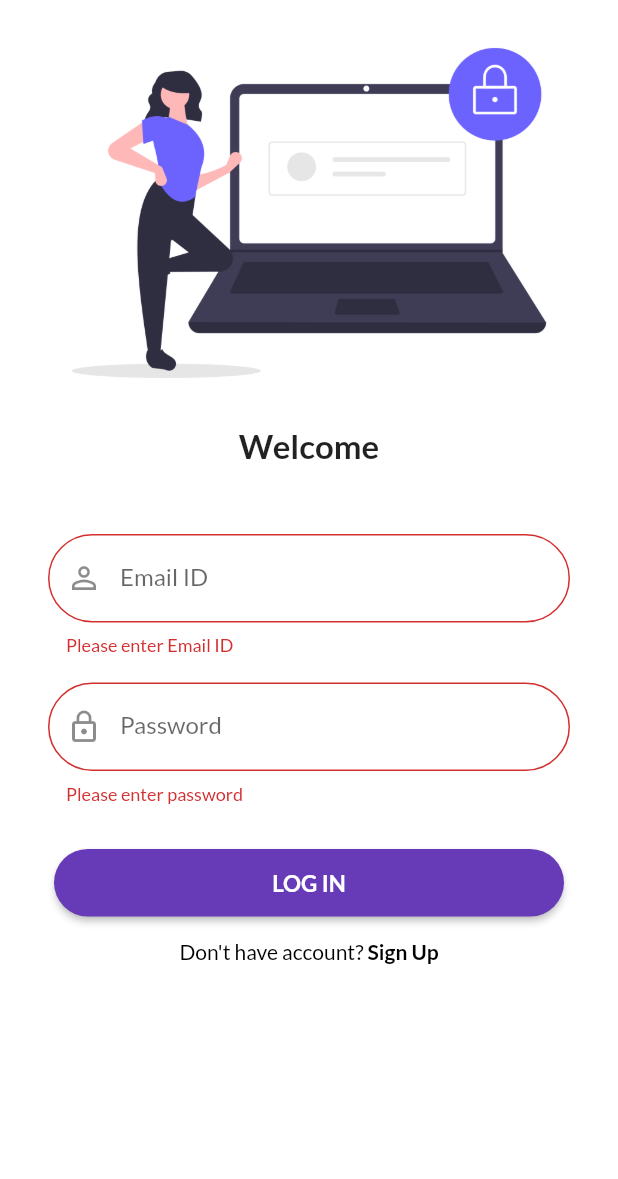
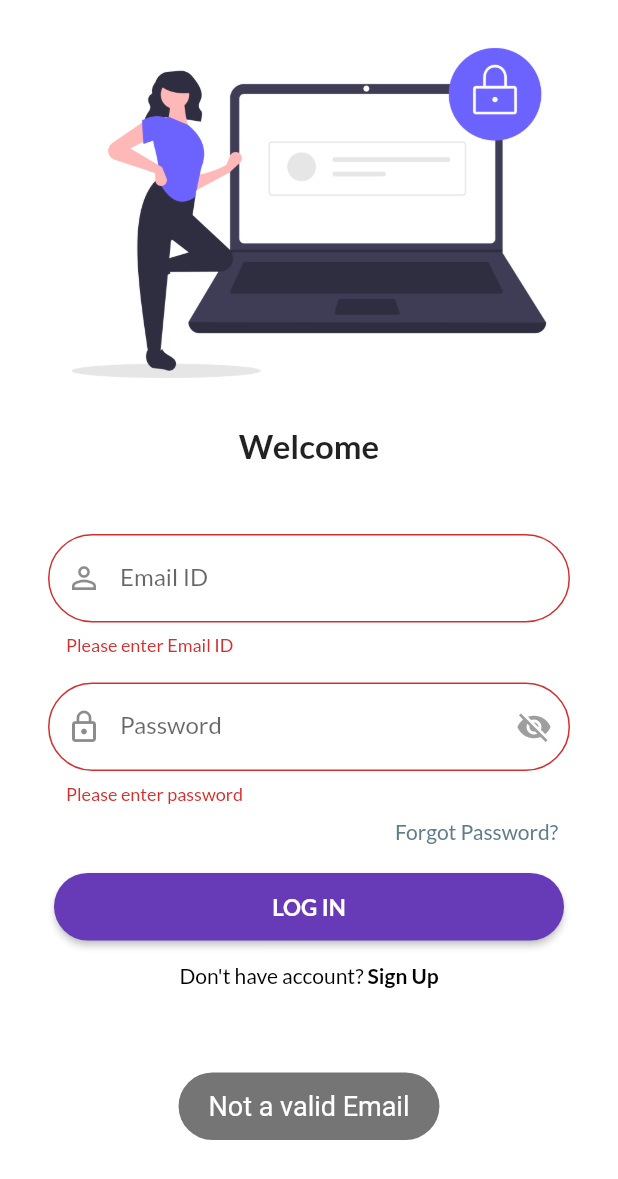
Before and after one commit to Yashgoyal1612/wallet_app, a Flutter app: the screen it shows after launch, after a tap on "LOG IN", on a phone screen of 412 x 824 dp. Shown: the top 1179 px of the screen. Run offline on Flutter 3.47's test engine with Material 2 defaults, Android fonts, the phone set to English and light mode, and no system bars; our stand-ins replace email_validator, firebase_auth, firebase_core, fluttertoast, google_fonts; accounts and stored records are empty; network calls fail.

Commit message:
some changes

```diff
--- a/lib/screens/signin_screen.dart
+++ b/lib/screens/signin_screen.dart
@@ -1,8 +1,11 @@
 // ignore_for_file: prefer_const_constructors, prefer_final_fields, sort_child_properties_last, avoid_init_to_null, unused_field, avoid_unnecessary_containers, body_might_complete_normally_nullable, avoid_print
 
+import 'package:email_validator/email_validator.dart';
 import 'package:firebase_auth/firebase_auth.dart';
 import 'package:flutter/material.dart';
+import 'package:fluttertoast/fluttertoast.dart';
 import 'package:wallet_app/screens/home_screen.dart';
+import 'package:wallet_app/screens/reset_password.dart';
 import 'package:wallet_app/screens/signup_screen.dart';
 
 class SignInScreen extends StatefulWidget {
@@ -20,6 +23,16 @@ class _SignInScreenState extends State<SignInScreen> {
   var _formkey = GlobalKey<FormState>();
 
   String? _nameError = null;
+  bool _isVisible = false;
+
+  void validateEmail() {
+    final bool isValid =
+        EmailValidator.validate(_emailTextController.text.trim());
+    if (!isValid) {
+      showToast_email();
+    }
+  }
+
   @override
   Widget build(BuildContext context) {
     return SafeArea(
@@ -77,11 +90,29 @@ class _SignInScreenState extends State<SignInScreen> {
                         validator: (String? value) {
                           if (value!.isEmpty) {
                             return 'Please enter password';
+                          } else if (value.length < 6) {
+                            return 'Password length must be grater than 6 digit';
+                          } else if (value.length > 14) {
+                            return 'Password length should be smaller than 14 digit';
                           }
                         },
-                        obscureText: true,
+                        obscureText: !_isVisible,
                         decoration: InputDecoration(
                           prefixIcon: Icon(Icons.lock_outline),
+                          suffixIcon: IconButton(
+                            onPressed: () {
+                              setState(() {
+                                _isVisible = !_isVisible;
+                              });
+                            },
+                            icon: _isVisible
+                                ? Icon(
+                                    Icons.visibility,
+                                    color: Colors.black54,
+                                  )
+                                : Icon(Icons.visibility_off),
+                            color: Colors.grey,
+                          ),
 
                           hintText: "Please enter password",
                           labelText: "Password",
@@ -91,7 +122,11 @@ class _SignInScreenState extends State<SignInScreen> {
                         ),
                       ),
                       SizedBox(
-                        height: 30,
+                        height: 1,
+                      ),
+                      forgetPassword(context),
+                      SizedBox(
+                        height: 10,
                       ),
                       SizedBox(
                         width: 340,
@@ -115,29 +150,23 @@ class _SignInScreenState extends State<SignInScreen> {
                               setState(() {
                                 if (_formkey.currentState!.validate()) {}
                               });
+                              validateEmail();
+                              // showToast();       showing in both with or without
                               FirebaseAuth.instance
                                   .signInWithEmailAndPassword(
                                       email: _emailTextController.text.trim(),
                                       password:
                                           _passwordTextController.text.trim())
                                   .then((value) {
+                                // showToast();
                                 Navigator.push(
                                     context,
                                     MaterialPageRoute(
                                         builder: ((context) => HomrScreen())));
                               }).onError((error, stackTrace) {
                                 print("Error ${error.toString()}");
+                                // showToast();
                               });
-
-                              // setState(() {
-                              //   if (_formkey.currentState!.validate()) {
-                              //     Navigator.push(context,
-                              //         MaterialPageRoute(builder: (context) {
-                              //       return();
-                              //     }));
-                              //   // ignore: empty_statements
-                              //   };
-                              // });
                             }),
                       ),
                       SizedBox(
@@ -172,4 +201,27 @@ class _SignInScreenState extends State<SignInScreen> {
       ],
     );
   }
+
+  Widget forgetPassword(BuildContext context) {
+    return Container(
+      width: MediaQuery.of(context).size.width,
+      height: 35,
+      alignment: Alignment.bottomRight,
+      child: TextButton(
+        child: const Text(
+          "Forgot Password?",
+          style: TextStyle(color: Colors.blueGrey),
+          textAlign: TextAlign.right,
+        ),
+        onPressed: () => Navigator.push(
+            context, MaterialPageRoute(builder: (context) => ResetPassword())),
+      ),
+    );
+  }
+
+  // void showToast() => Fluttertoast.showToast(
+  //     msg: "No account found", fontSize: 18, backgroundColor: Colors.black54);
+
+  void showToast_email() => Fluttertoast.showToast(
+      msg: "Not a valid Email", fontSize: 18, backgroundColor: Colors.black54);
 }
--- a/pubspec.yaml
+++ b/pubspec.yaml
@@ -37,6 +37,8 @@ dependencies:
   google_fonts: ^3.0.1
   firebase_core: ^1.19.1
   firebase_auth: ^3.4.1
+  fluttertoast: ^8.0.9
+  email_validator: '^1.0.6'
 
 dev_dependencies:
   flutter_test:
```
Also changed, not shown: lib/screens/reset_password.dart (added, +118 -0 lines), lib/screens/signup_screen.dart (+29 -13 lines), pubspec.lock.
